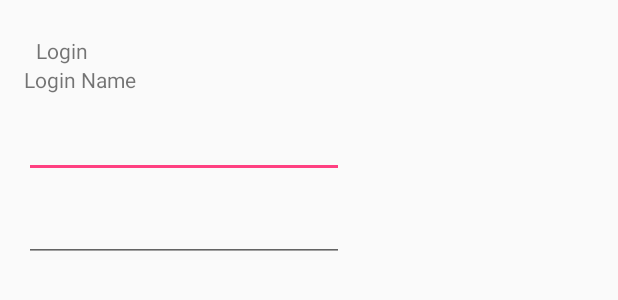
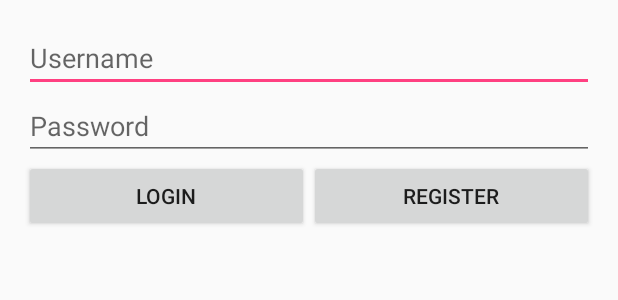
Before and after one commit to lee02177/POSMS, an Android app: the layout fragment_account_login.xml on its own in the app's theme, with its tools: preview values and no code run, on a phone screen of 412 x 824 dp. Shown: the top 300 px of the screen. Run offline under Robolectric (Android 15) with nearby library versions, the phone set to English and light mode, and no system bars.

Commit message:
Amendment on Login and Account

```diff
--- a/app/src/main/java/johnleung/posms/Login.java
+++ b/app/src/main/java/johnleung/posms/Login.java
@@ -8,13 +8,14 @@ import android.support.v7.app.AppCompatActivity;
 import android.util.AttributeSet;
 import android.view.View;
 import android.widget.Button;
+import android.widget.TextView;
 
 public class Login extends AppCompatActivity {
     private String TAG = "ACTION";
 
 
-    Button btnLogin = (Button) findViewById(R.id.btnLogin);
-
+//    Button btnLogin = (Button) findViewById(R.id.btnLogin);
+//    Button btnRegister = (Button) findViewById(R.id.btnRegister);
 
     @Override
     public void onCreate(@Nullable Bundle savedInstanceState, @Nullable PersistableBundle persistentState) {
@@ -23,5 +24,7 @@ public class Login extends AppCompatActivity {
 
 
 
+
+
     }
 }
--- a/app/src/main/java/johnleung/posms/fragment/AccountFragment.java
+++ b/app/src/main/java/johnleung/posms/fragment/AccountFragment.java
@@ -9,23 +9,47 @@ import android.view.LayoutInflater;
 import android.view.View;
 import android.view.ViewGroup;
 import android.widget.Button;
-import android.widget.Toast;
+import android.widget.TextView;
 
+import johnleung.posms.Login;
 import johnleung.posms.R;
 
 import static android.app.Activity.RESULT_CANCELED;
 import static android.app.Activity.RESULT_OK;
 
 public class AccountFragment extends Fragment {
-    private String TAG= "ACTION";
+    private String TAG= "ACTION";   //Logcat
+    private static boolean FLAG_LOGIN = true;
+
     private View mView;
     private Button btnScanQR;
+    private TextView title;
 
     @Override
     public View onCreateView(LayoutInflater inflater, ViewGroup container,
                              Bundle savedInstanceState) {
         // Inflate the layout for this fragment
         mView = inflater.inflate(R.layout.fragment_account, container, false);
+
+        ////TODO: Test
+//        FLAG_LOGIN = false;
+//        FLAG_LOGIN = true;
+
+        if(FLAG_LOGIN) {
+            Log.d(TAG, "Redirect Login Page");
+
+
+            Intent login = new Intent(getContext(), Login.class);
+            startActivity(login);
+
+        }
+        else {
+            FLAG_LOGIN = false;
+
+
+            title = mView.findViewById(R.id.textView);
+            title.setVisibility(View.INVISIBLE);
+
             btnScanQR = (Button) mView.findViewById(R.id.btnScanQr);
             btnScanQR.setOnClickListener(new View.OnClickListener() {
                 @Override
@@ -46,11 +70,8 @@ public class AccountFragment extends Fragment {
 
                 }
             });
-
-
-
+        }
         return mView;
-
     }
 
     public void onActivityResult(int requestCode, int resultCode, Intent intent) {
--- a/app/src/main/java/johnleung/posms/fragment/LoginFragment.java
+++ b/app/src/main/java/johnleung/posms/fragment/LoginFragment.java
@@ -12,9 +12,13 @@ import android.widget.Button;
 
 import johnleung.posms.R;
 
-public class LoginFragment extends AccountFragment {
+public class LoginFragment extends Fragment {
     private static final String TAG = "ACTION";
     private View mView;
+
+    public LoginFragment() {
+//        onCreateView(getLayoutInflater(),contain);
+    }
 
 
     @Override
--- a/app/src/main/res/layout/fragment_account_login.xml
+++ b/app/src/main/res/layout/fragment_account_login.xml
@@ -8,61 +8,62 @@
     android:paddingBottom="@dimen/activity_vertical_margin"
     android:paddingLeft="@dimen/activity_horizontal_margin"
     android:paddingRight="@dimen/activity_horizontal_margin"
-    android:paddingTop="@dimen/activity_vertical_margin">
+    android:paddingTop="@dimen/activity_vertical_margin"
+    tools:context=".MainActivity">
 
-    <ScrollView
-        android:id="@+id/login_form"
-        android:layout_width="match_parent"
-        android:layout_height="match_parent">
+    <!-- Login progress -->
+    <!--<ProgressBar-->
+        <!--android:id="@+id/login_progress"-->
+        <!--style="?android:attr/progressBarStyleLarge"-->
+        <!--android:layout_width="wrap_content"-->
+        <!--android:layout_height="wrap_content"-->
+        <!--android:layout_marginBottom="8dp"-->
+        <!--android:visibility="gone" />-->
 
     <LinearLayout
         android:layout_width="match_parent"
-            android:layout_height="wrap_content"
-            android:orientation="vertical" >
+        android:layout_height="wrap_content">
 
-            <TextView
-                android:id="@+id/textView2"
+        <EditText
+            android:id="@+id/id"
             android:layout_width="match_parent"
             android:layout_height="wrap_content"
-                android:layout_marginStart="8dp"
-                android:layout_marginTop="8dp"
-                android:text="@string/title_login" />
+            android:hint="@string/login_username"
+            android:inputType="text" />
+    </LinearLayout>
 
-            <TextView
-                android:id="@+id/tvLoginName"
+    <LinearLayout
+        android:layout_width="match_parent"
+        android:layout_height="wrap_content">
+
+        <EditText
+            android:id="@+id/pwd"
             android:layout_width="match_parent"
             android:layout_height="wrap_content"
-                android:layout_weight="1"
-                android:text="@string/login_login_name" />
+            android:hint="@string/login_password"
+            android:inputType="textPassword" />
+    </LinearLayout>
+    <LinearLayout
+        android:layout_width="match_parent"
+        android:layout_height="wrap_content"
+        android:gravity="center_horizontal">
 
-            <android.support.design.widget.TextInputLayout
-                android:layout_width="match_parent"
-                android:layout_height="match_parent">
+        <!--android:onClick="login"/>-->
 
-                <EditText
-                    android:id="@+id/editText"
-                    android:layout_width="wrap_content"
+        <Button
+            android:id="@+id/btnLogin"
+            android:layout_width="150dp"
             android:layout_height="wrap_content"
             android:layout_weight="1"
-                    android:ems="10"
-                    android:inputType="textEmailAddress" />
+            android:text="@string/login_btn" />
 
-            </android.support.design.widget.TextInputLayout>
-
-            <android.support.design.widget.TextInputLayout
-                android:layout_width="match_parent"
-                android:layout_height="match_parent">
-
-                <EditText
-                    android:id="@+id/editText2"
-                    android:layout_width="wrap_content"
+        <Button
+            android:id="@+id/btnRegister"
+            android:layout_width="150dp"
             android:layout_height="wrap_content"
             android:layout_weight="1"
-                    android:ems="10"
-                    android:inputType="textPassword" />
+            android:text="@string/register_btn" />
 
-            </android.support.design.widget.TextInputLayout>
+        <!--android:onClick="register"/>-->
     </LinearLayout>
-    </ScrollView>
-
 </LinearLayout>
--- a/app/src/main/res/values/strings.xml
+++ b/app/src/main/res/values/strings.xml
@@ -10,6 +10,12 @@
     <string name="account_table_no">Table No. :</string>
     <string name="account_unbind_table">Unbind Table</string>
     <string name="account_logout">Logout</string>
-    <string name="title_login">Login</string>
+    <string name="account_action_sign_in">Login</string>
     <string name="login_login_name">Login Name</string>
+    <string name="prompt_password">Password</string>
+    <string name="login_btn">Login</string>
+    <string name="register_btn">Register</string>
+    <string name="login_username">Username</string>
+    <string name="login_password">Password</string>
+
 </resources>
```
Also changed, not shown: 1 other file. Lines whose indentation alone changed are shown as unchanged.
